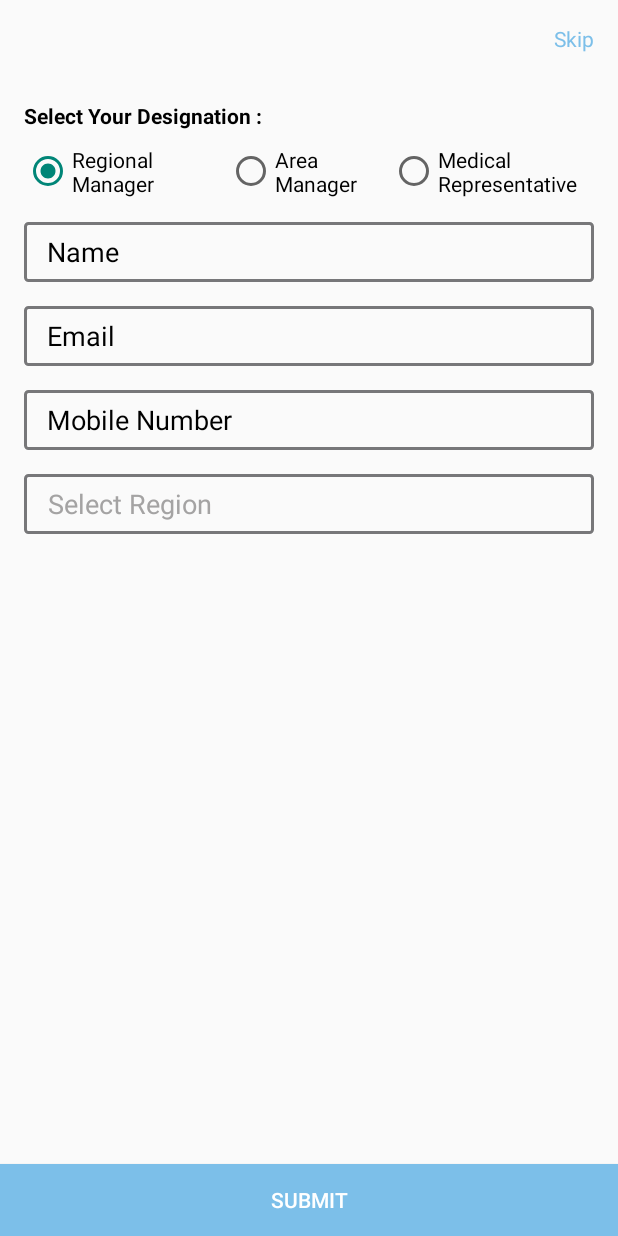
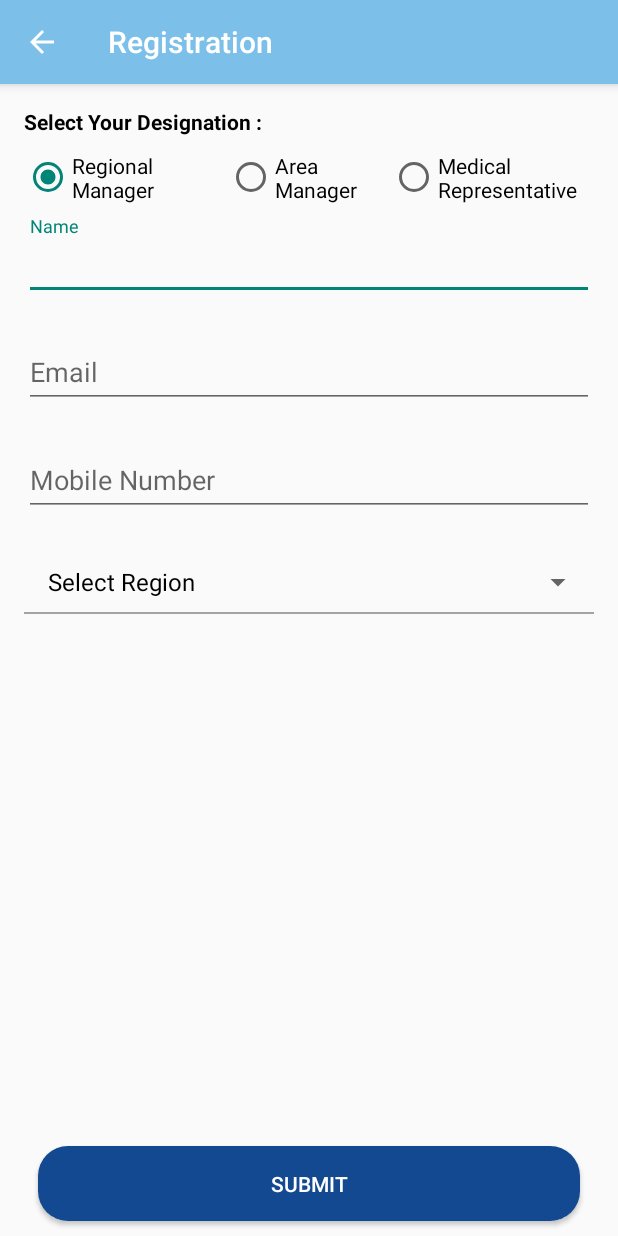
Before and after one commit to chougule/TestProject, an Android app: the screen it shows after launch (UserEntryActivity), after a tap on "No account yet? Create one", on a phone screen of 412 x 824 dp. Run offline under Robolectric (Android 15) with nearby library versions, the phone set to English and light mode, and no system bars; our stand-ins replace Volley; pictures from the network do not load.

Commit message:
design changes

```diff
--- a/app/src/main/AndroidManifest.xml
+++ b/app/src/main/AndroidManifest.xml
@@ -66,7 +66,5 @@
             android:screenOrientation="portrait"
             android:theme="@style/AppTheme.NoActionBar"/>
 
-
     </application>
-
 </manifest>
--- a/app/src/main/java/dipu/testmodule/activity/LoginActivity.java
+++ b/app/src/main/java/dipu/testmodule/activity/LoginActivity.java
@@ -1,7 +1,9 @@
 package dipu.testmodule.activity;
 
+import android.app.ProgressDialog;
 import android.content.DialogInterface;
 import android.content.Intent;
+import android.graphics.Paint;
 import android.graphics.Region;
 import android.os.Bundle;
 import android.support.annotation.Nullable;
@@ -11,6 +13,7 @@ import android.widget.AdapterView;
 import android.widget.ArrayAdapter;
 import android.widget.Button;
 import android.widget.EditText;
+import android.widget.ProgressBar;
 import android.widget.Spinner;
 import android.widget.TextView;
 import android.widget.Toast;
@@ -29,12 +32,11 @@ import dipu.testmodule.R;
 import dipu.testmodule.controllers.CommonController;
 import dipu.testmodule.helper.Alerts;
 
-
 public class LoginActivity extends BaseActivity {
 
-    Spinner spinner;
+    ProgressBar progressBar;
     EditText username,password;
-    TextView register;
+    TextView register,forgotpass;
     Button login;
     String[] user = {"Select User Type", "Regional Manager", "Area Manager", "Medical Representative"};
     String UserType = "Select User Type";
@@ -52,25 +54,40 @@ public class LoginActivity extends BaseActivity {
             UserType = intent.getStringExtra("user_type");
             String tmp = "User Type : " + intent.getStringExtra("user_type");
             user = new String[]{tmp};
-            ArrayAdapter aa = new ArrayAdapter(this, R.layout.spinneradapter, user);
+            /*ArrayAdapter aa = new ArrayAdapter(this, R.layout.spinneradapter, user);
             aa.setDropDownViewResource(R.layout.spinneradapter);
             spinner.setAdapter(aa);
             spinner.setClickable(false);
-            spinner.setEnabled(false);
+            spinner.setEnabled(false);*/
         }
     }
 
     private void init() {
 
+        progressBar=findViewById(R.id.progress);
         register=findViewById(R.id.link_signup);
-        spinner = findViewById(R.id.spin_user);
+        //spinner = findViewById(R.id.spin_user);
         password = findViewById(R.id.edt_password);
         login = findViewById(R.id.btnlogin);
         username=findViewById(R.id.edt_username);
+        forgotpass=findViewById(R.id.tv_forgot_password);
+        forgotpass.setPaintFlags(forgotpass.getPaintFlags() |   Paint.UNDERLINE_TEXT_FLAG);
         ArrayAdapter aa = new ArrayAdapter(this, R.layout.spinneradapter, user);
         aa.setDropDownViewResource(R.layout.spinneradapter);
-        spinner.setAdapter(aa);
+       // spinner.setAdapter(aa);
+        forgotpass.setOnClickListener(new View.OnClickListener() {
+            @Override
+            public void onClick(View view) {
+                progressBar.setVisibility(View.VISIBLE);
+                for (int i=0;i<50000;i++){
 
+                    if (i==49999){
+                        progressBar.setVisibility(View.GONE);
+                        tost.displayToastLONG("Password sent on registered mobile number");
+                    }
+                }
+            }
+        });
         register.setOnClickListener(new View.OnClickListener() {
             @Override
             public void onClick(View view) {
@@ -78,7 +95,7 @@ public class LoginActivity extends BaseActivity {
                 startActivity(intent);
             }
         });
-        spinner.setOnItemSelectedListener(new AdapterView.OnItemSelectedListener() {
+        /*spinner.setOnItemSelectedListener(new AdapterView.OnItemSelectedListener() {
             @Override
             public void onItemSelected(AdapterView<?> adapterView, View view, int i, long l) {
                 if (i != 0) {
@@ -90,18 +107,19 @@ public class LoginActivity extends BaseActivity {
             public void onNothingSelected(AdapterView<?> adapterView) {
 
             }
-        });
+        });*/
 
         login.setOnClickListener(new View.OnClickListener() {
             @Override
             public void onClick(View view) {
 
-                if (UserType.equals("Select User Type")) {
+                /*if (UserType.equals("Select User Type")) {
 
                     Toast.makeText(LoginActivity.this, "Select User Type", Toast.LENGTH_LONG).show();
                     spinner.requestFocus();
 
-                } else if (username.getText().toString().isEmpty()) {
+                } else*/
+                if (username.getText().toString().isEmpty()) {
 
                     Toast.makeText(LoginActivity.this, "Enter User Name", Toast.LENGTH_LONG).show();
                     username.requestFocus();
@@ -113,24 +131,27 @@ public class LoginActivity extends BaseActivity {
 
                 } else {
 
-                    if (UserType.equals("Medical Representative")) {
+                    if (username.getText().toString().equals("Mr")) {
 
                         Intent intent = new Intent(LoginActivity.this, MainActivity.class);
                         intent.putExtra("User_Type", "Medical Representative");
                         startActivity(intent);
                         finish();
-                    } else if (UserType.equals("Area Manager")) {
+                    } else if (username.getText().toString().equals("Area Manager")) {
 
                         Intent intent = new Intent(LoginActivity.this, MainActivity.class);
                         intent.putExtra("User_Type", "Area Manager");
                         startActivity(intent);
                         finish();
-                    } else if (UserType.equals("Regional Manager")) {
+                    } else if (username.getText().toString().equals("Regional Manager")) {
 
                         Intent intent = new Intent(LoginActivity.this, MainActivity.class);
                         intent.putExtra("User_Type", "Manager");
                         startActivity(intent);
                         finish();
+                    }else {
+
+                        tost.displayToastLONG("Username does not match");
                     }
                 }
             }
--- a/app/src/main/java/dipu/testmodule/activity/QuestionairActivity.java
+++ b/app/src/main/java/dipu/testmodule/activity/QuestionairActivity.java
@@ -284,6 +284,7 @@ public class QuestionairActivity extends BaseActivity {
         intent.putExtra("Outof", String.valueOf(ListQuestion.size()));
         intent.putExtra("TotalTime", SecToMin(TotalTime));
         startActivity(intent);
+        finish();
     }
 
     private String SecToMin(long seconds) {
--- a/app/src/main/java/dipu/testmodule/activity/UserEntryActivity.java
+++ b/app/src/main/java/dipu/testmodule/activity/UserEntryActivity.java
@@ -39,7 +39,7 @@ import dipu.testmodule.helper.Alerts;
 public class UserEntryActivity extends BaseActivity implements View.OnClickListener, AdapterView.OnItemSelectedListener {
 
     SpManager spManager;
-    TextView skip;
+    View view_city,view_mgr,view_area;
     RadioGroup radioGroup;
     EditText name, email, mobile;
     Spinner city, manager, area;
@@ -59,7 +59,7 @@ public class UserEntryActivity extends BaseActivity implements View.OnClickListe
 
         super.onCreate(savedInstanceState);
 
-        setContentView(R.layout.activity_userentry);
+        getLayoutInflater().inflate(R.layout.activity_userentry,mBaseFrameContainer);
 
         init();
         GenerateSpinnerData();
@@ -127,7 +127,7 @@ public class UserEntryActivity extends BaseActivity implements View.OnClickListe
 
     private void init() {
 
-        skip = findViewById(R.id.tv_entry_skip);
+        //skip = findViewById(R.id.tv_entry_skip);
         radioGroup = findViewById(R.id.radio_gp_entry);
         name = findViewById(R.id.edt_entry_name);
         email = findViewById(R.id.edt_entry_email);
@@ -136,8 +136,10 @@ public class UserEntryActivity extends BaseActivity implements View.OnClickListe
         manager = findViewById(R.id.spin_entry_mgr);
         area = findViewById(R.id.spin_entry_area);
         submit = findViewById(R.id.btn_entry_submit);
-
-        skip.setOnClickListener(this);
+        view_city=findViewById(R.id.view_area);
+        view_mgr=findViewById(R.id.view_area);
+        view_area=findViewById(R.id.view_area);
+        //skip.setOnClickListener(this);
         submit.setOnClickListener(this);
 
         radioGroup.setOnCheckedChangeListener(new RadioGroup.OnCheckedChangeListener() {
@@ -148,6 +150,8 @@ public class UserEntryActivity extends BaseActivity implements View.OnClickListe
                     case R.id.radio_region_mgr:
                         user_type = "Regional Manager";
                         city.setSelection(0);
+                        view_area.setVisibility(View.GONE);
+                        view_mgr.setVisibility(View.GONE);
                         manager.setVisibility(View.GONE);
                         area.setVisibility(View.GONE);
                         break;
@@ -157,6 +161,8 @@ public class UserEntryActivity extends BaseActivity implements View.OnClickListe
                         city.setSelection(0);
                         manager.setVisibility(View.VISIBLE);
                         area.setVisibility(View.GONE);
+                        view_area.setVisibility(View.GONE);
+                        view_mgr.setVisibility(View.VISIBLE);
                         adapter_mgr = new ArrayAdapter(UserEntryActivity.this, R.layout.spinneradapter, ListMgr);
                         adapter_mgr.setDropDownViewResource(R.layout.spinneradapter);
                         manager.setAdapter(adapter_mgr);
@@ -167,6 +173,9 @@ public class UserEntryActivity extends BaseActivity implements View.OnClickListe
                         city.setSelection(0);
                         manager.setVisibility(View.VISIBLE);
                         area.setVisibility(View.VISIBLE);
+                        view_city.setVisibility(View.VISIBLE);
+                        view_area.setVisibility(View.VISIBLE);
+                        view_mgr.setVisibility(View.VISIBLE);
                         adapter_area = new ArrayAdapter(UserEntryActivity.this, R.layout.spinneradapter, ListArea);
                         adapter_area.setDropDownViewResource(R.layout.spinneradapter);
                         area.setAdapter(adapter_area);
@@ -184,10 +193,6 @@ public class UserEntryActivity extends BaseActivity implements View.OnClickListe
 
         switch (view.getId()) {
 
-            case R.id.tv_entry_skip:
-                startActivity(new Intent(UserEntryActivity.this, LoginActivity.class));
-                finish();
-                break;
             case R.id.btn_entry_submit:
                 if (Validate()) {
 
--- a/app/src/main/java/dipu/testmodule/activity/UserProfileActivity.java
+++ b/app/src/main/java/dipu/testmodule/activity/UserProfileActivity.java
@@ -26,7 +26,7 @@ public class UserProfileActivity extends BaseActivity {
 
         super.onCreate(savedInstanceState);
 
-        setContentView(R.layout.activity_userprofile);
+        getLayoutInflater().inflate(R.layout.activity_userprofile,mBaseFrameContainer);
 
         Intent intent= getIntent();
         UserType=intent.getStringExtra("User_Type");
--- a/app/src/main/res/layout/activity_userentry.xml
+++ b/app/src/main/res/layout/activity_userentry.xml
@@ -3,20 +3,10 @@
     android:layout_width="match_parent"
     android:layout_height="match_parent">
 
-    <TextView
-        android:id="@+id/tv_entry_skip"
-        android:layout_width="wrap_content"
-        android:layout_height="wrap_content"
-        android:text="Skip"
-        android:textColor="@color/colorPrimary"
-        android:layout_alignParentTop="true"
-        android:layout_alignParentRight="true"
-        android:padding="16dp"/>
-
 <ScrollView
     android:layout_width="match_parent"
     android:layout_height="match_parent"
-    android:layout_below="@+id/tv_entry_skip"
+    android:paddingTop="@dimen/padding_10"
     android:orientation="vertical"
     android:layout_above="@+id/btn_entry_submit">
 
@@ -63,7 +53,50 @@
                 android:text="Medical Representative" />
         </RadioGroup>
 
-        <EditText
+        <android.support.design.widget.TextInputLayout
+            android:layout_width="match_parent"
+            android:layout_height="wrap_content"
+            android:layout_marginBottom="8dp"
+            android:layout_marginTop="8dp">
+
+            <EditText
+                android:id="@+id/edt_entry_name"
+                android:layout_width="match_parent"
+                android:layout_height="wrap_content"
+                android:hint="Name"
+                android:inputType="textPersonName" />
+        </android.support.design.widget.TextInputLayout>
+
+        <android.support.design.widget.TextInputLayout
+            android:layout_width="match_parent"
+            android:layout_height="wrap_content"
+            android:layout_marginBottom="8dp"
+            android:layout_marginTop="8dp">
+
+            <EditText
+                android:id="@+id/edt_entry_email"
+                android:layout_width="match_parent"
+                android:layout_height="wrap_content"
+                android:hint="Email"
+                android:inputType="textEmailAddress" />
+        </android.support.design.widget.TextInputLayout>
+
+        <android.support.design.widget.TextInputLayout
+            android:layout_width="match_parent"
+            android:layout_height="wrap_content"
+            android:layout_marginBottom="8dp"
+            android:layout_marginTop="8dp">
+
+            <EditText
+                android:id="@+id/edt_entry_mobile"
+                android:layout_width="match_parent"
+                android:layout_height="wrap_content"
+                android:hint="Mobile Number"
+                android:inputType="number"
+                android:maxLength="10"/>
+        </android.support.design.widget.TextInputLayout>
+
+        <!--<EditText
             android:id="@+id/edt_entry_name"
             android:layout_width="match_parent"
             android:layout_height="40dp"
@@ -101,18 +134,22 @@
             android:inputType="number"
             android:maxLength="15"
             android:paddingLeft="@dimen/padding_15"
-            android:paddingRight="@dimen/padding_15" />
+            android:paddingRight="@dimen/padding_15" />-->
 
         <android.support.v7.widget.AppCompatSpinner
             android:id="@+id/spin_entry_city"
             android:layout_width="match_parent"
             android:layout_height="40dp"
             android:layout_marginTop="16dp"
-            style="?android:attr/spinnerDropDownItemStyle"
-            android:background="@drawable/gray_square"
-            >
+            style="?android:attr/spinnerDropDownItemStyle">
 
         </android.support.v7.widget.AppCompatSpinner>
+
+        <View
+            android:id="@+id/view_city"
+            android:layout_width="match_parent"
+            android:layout_height="1dp"
+            android:background="@color/medium_light_gray"/>
 
         <android.support.v7.widget.AppCompatSpinner
             android:id="@+id/spin_entry_mgr"
@@ -120,11 +157,16 @@
             android:layout_height="40dp"
             android:layout_marginTop="16dp"
             android:visibility="gone"
-            style="?android:attr/spinnerDropDownItemStyle"
-            android:background="@drawable/gray_square"
-            >
+            style="?android:attr/spinnerDropDownItemStyle">
 
         </android.support.v7.widget.AppCompatSpinner>
+
+        <View
+            android:visibility="gone"
+            android:id="@+id/view_mgr"
+            android:layout_width="match_parent"
+            android:layout_height="1dp"
+            android:background="@color/medium_light_gray"/>
 
         <android.support.v7.widget.AppCompatSpinner
             android:id="@+id/spin_entry_area"
@@ -132,12 +174,15 @@
             android:layout_height="40dp"
             android:layout_marginTop="16dp"
             android:visibility="gone"
-            style="?android:attr/spinnerDropDownItemStyle"
-            android:background="@drawable/gray_square"
-            >
+            style="?android:attr/spinnerDropDownItemStyle">
 
         </android.support.v7.widget.AppCompatSpinner>
-
+        <View
+            android:visibility="gone"
+            android:id="@+id/view_area"
+            android:layout_width="match_parent"
+            android:layout_height="1dp"
+            android:background="@color/medium_light_gray"/>
     </LinearLayout>
 </ScrollView>
 
@@ -146,11 +191,13 @@
        android:id="@+id/btn_entry_submit"
        android:layout_width="match_parent"
        android:layout_height="wrap_content"
-       android:background="@color/colorPrimaryDark"
        android:layout_alignParentBottom="true"
        android:text="Submit"
        android:textColor="@color/white"
-       android:backgroundTint="@color/colorPrimary">
+       android:layout_marginLeft="@dimen/margin_25"
+       android:layout_marginRight="@dimen/margin_25"
+       android:layout_marginBottom="@dimen/margin_10"
+       android:background="@drawable/button_round">
 
    </android.support.v7.widget.AppCompatButton>
 </RelativeLayout>
--- a/app/src/main/res/layout/spinneradapter.xml
+++ b/app/src/main/res/layout/spinneradapter.xml
@@ -2,7 +2,8 @@
     android:id="@android:id/text1"
     style="?android:attr/spinnerDropDownItemStyle"
     android:singleLine="true"
-    android:textSize="@dimen/text_size18"
+    android:textSize="16dp"
     android:layout_width="match_parent"
+    android:textColor="@color/black"
     android:layout_height="?attr/dropdownListPreferredItemHeight"
     android:ellipsize="marquee"/>
```
Also changed, not shown: app/src/main/java/dipu/testmodule/activity/Aftertestcomplete.java (+0 -25 lines), app/src/main/java/dipu/testmodule/activity/MainActivity.java (+23 -0 lines), app/src/main/java/dipu/testmodule/activity/ManagerActivity.java (+6 -3 lines), app/src/main/res/layout/activity_aftertestcomplete.xml (+0 -8 lines), app/src/main/res/layout/activity_login.xml (+19 -8 lines), app/src/main/res/layout/emloyee_details.xml (+10 -4 lines), app/src/main/res/layout/login.xml (deleted, +0 -58 lines), app/src/main/res/menu/exit.xml (added, +12 -0 lines), app/src/main/res/drawable/exit.png (added), 2 other files.
